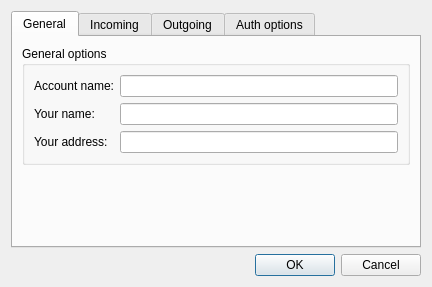
0xd34df00d/leechcraft, file src/plugins/snails/accountconfigdialog.ui: the form before one commit.
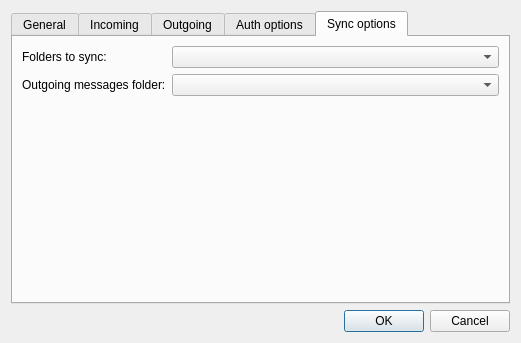
The form after the commit. The open tabs and pages were chosen to show the change.

Commit message: Snails: stubs for folders config.

The edit to the form file:
```diff
--- a/src/plugins/snails/accountconfigdialog.ui
+++ b/src/plugins/snails/accountconfigdialog.ui
@@ -6,8 +6,8 @@
    <rect>
     <x>0</x>
     <y>0</y>
-    <width>419</width>
-    <height>252</height>
+    <width>521</width>
+    <height>343</height>
    </rect>
   </property>
   <property name="windowTitle">
@@ -359,6 +359,50 @@
        </item>
       </layout>
      </widget>
+     <widget class="QWidget" name="tab_5">
+      <attribute name="title">
+       <string>Sync options</string>
+      </attribute>
+      <layout class="QVBoxLayout" name="verticalLayout_6">
+       <item>
+        <layout class="QFormLayout" name="formLayout_6">
+         <item row="0" column="0">
+          <widget class="QLabel" name="label_12">
+           <property name="text">
+            <string>Folders to sync:</string>
+           </property>
+          </widget>
+         </item>
+         <item row="0" column="1">
+          <widget class="QComboBox" name="FoldersToSync_"/>
+         </item>
+         <item row="1" column="0">
+          <widget class="QLabel" name="label_14">
+           <property name="text">
+            <string>Outgoing messages folder:</string>
+           </property>
+          </widget>
+         </item>
+         <item row="1" column="1">
+          <widget class="QComboBox" name="Outgoing_"/>
+         </item>
+        </layout>
+       </item>
+       <item>
+        <spacer name="verticalSpacer_5">
+         <property name="orientation">
+          <enum>Qt::Vertical</enum>
+         </property>
+         <property name="sizeHint" stdset="0">
+          <size>
+           <width>20</width>
+           <height>198</height>
+          </size>
+         </property>
+        </spacer>
+       </item>
+      </layout>
+     </widget>
     </widget>
    </item>
    <item>
```
